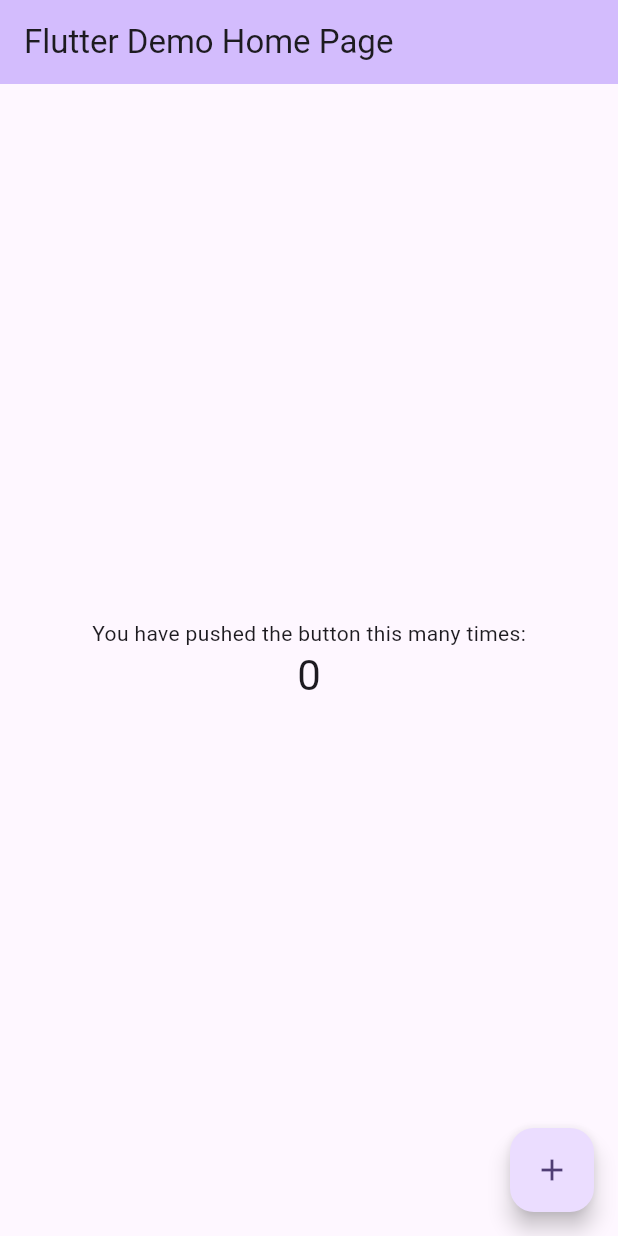
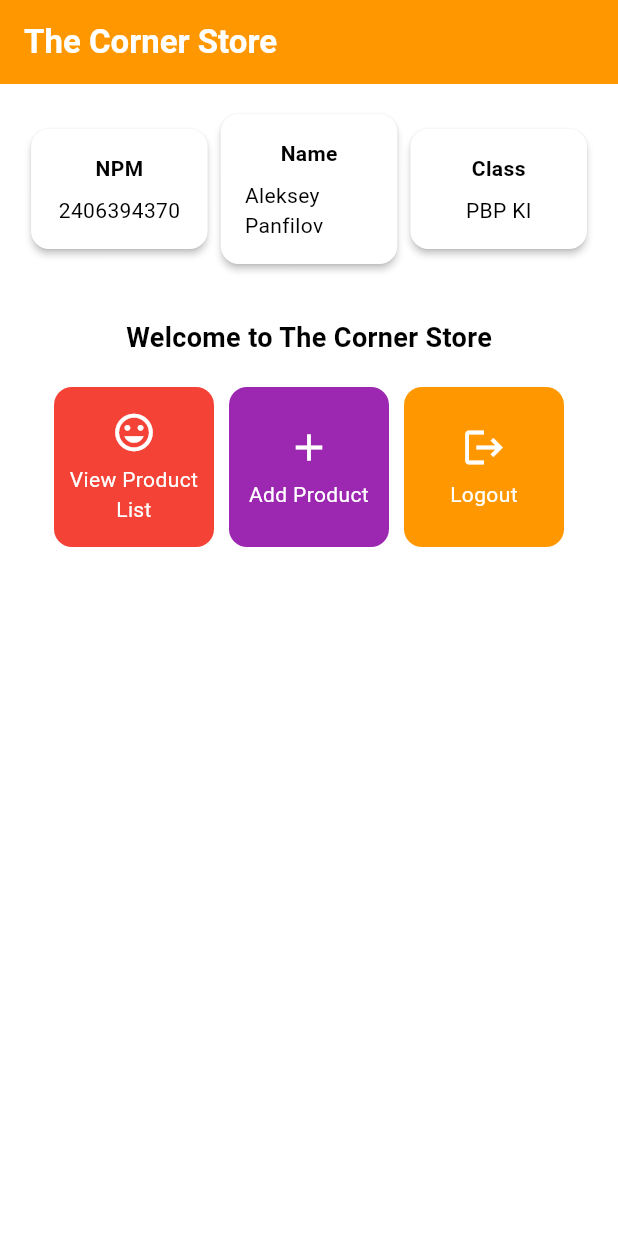
Before and after one commit to ankou-k/corner-store-inventory-mobile, a Flutter app: the screen it shows after launch, on a phone screen of 412 x 824 dp. Run offline on Flutter 3.47's test engine with Material 3 defaults, Android fonts, the light colour scheme and no system bars.

Commit message:
add info and buttons to flutter app

```diff
--- a/lib/main.dart
+++ b/lib/main.dart
@@ -1,4 +1,5 @@
 import 'package:flutter/material.dart';
+import 'package:corner_store_mobile/menu.dart';
 
 void main() {
   runApp(const MyApp());
@@ -28,98 +29,12 @@
         //
         // This works for code too, not just values: Most code changes can be
         // tested with just a hot reload.
-        colorScheme: ColorScheme.fromSeed(seedColor: Colors.deepPurple),
+        colorScheme: ColorScheme.fromSwatch(
+          primarySwatch: Colors.orange,
+        ).copyWith(secondary: Colors.orange[500]),
         useMaterial3: true,
       ),
-      home: const MyHomePage(title: 'Flutter Demo Home Page'),
+      home: MyHomePage(),
     );
   }
 }
-
-class MyHomePage extends StatefulWidget {
-  const MyHomePage({super.key, required this.title});
-
-  // This widget is the home page of your application. It is stateful, meaning
-  // that it has a State object (defined below) that contains fields that affect
-  // how it looks.
-
-  // This class is the configuration for the state. It holds the values (in this
-  // case the title) provided by the parent (in this case the App widget) and
-  // used by the build method of the State. Fields in a Widget subclass are
-  // always marked "final".
-
-  final String title;
-
-  @override
-  State<MyHomePage> createState() => _MyHomePageState();
-}
-
-class _MyHomePageState extends State<MyHomePage> {
-  int _counter = 0;
-
-  void _incrementCounter() {
-    setState(() {
-      // This call to setState tells the Flutter framework that something has
-      // changed in this State, which causes it to rerun the build method below
-      // so that the display can reflect the updated values. If we changed
-      // _counter without calling setState(), then the build method would not be
-      // called again, and so nothing would appear to happen.
-      _counter++;
-    });
-  }
-
-  @override
-  Widget build(BuildContext context) {
-    // This method is rerun every time setState is called, for instance as done
-    // by the _incrementCounter method above.
-    //
-    // The Flutter framework has been optimized to make rerunning build methods
-    // fast, so that you can just rebuild anything that needs updating rather
-    // than having to individually change instances of widgets.
-    return Scaffold(
-      appBar: AppBar(
-        // TRY THIS: Try changing the color here to a specific color (to
-        // Colors.amber, perhaps?) and trigger a hot reload to see the AppBar
-        // change color while the other colors stay the same.
-        backgroundColor: Theme.of(context).colorScheme.inversePrimary,
-        // Here we take the value from the MyHomePage object that was created by
-        // the App.build method, and use it to set our appbar title.
-        title: Text(widget.title),
-      ),
-      body: Center(
-        // Center is a layout widget. It takes a single child and positions it
-        // in the middle of the parent.
-        child: Column(
-          // Column is also a layout widget. It takes a list of children and
-          // arranges them vertically. By default, it sizes itself to fit its
-          // children horizontally, and tries to be as tall as its parent.
-          //
-          // Column has various properties to control how it sizes itself and
-          // how it positions its children. Here we use mainAxisAlignment to
-          // center the children vertically; the main axis here is the vertical
-          // axis because Columns are vertical (the cross axis would be
-          // horizontal).
-          //
-          // TRY THIS: Invoke "debug painting" (choose the "Toggle Debug Paint"
-          // action in the IDE, or press "p" in the console), to see the
-          // wireframe for each widget.
-          mainAxisAlignment: MainAxisAlignment.center,
-          children: <Widget>[
-            const Text(
-              'You have pushed the button this many times:',
-            ),
-            Text(
-              '$_counter',
-              style: Theme.of(context).textTheme.headlineMedium,
-            ),
-          ],
-        ),
-      ),
-      floatingActionButton: FloatingActionButton(
-        onPressed: _incrementCounter,
-        tooltip: 'Increment',
-        child: const Icon(Icons.add),
-      ), // This trailing comma makes auto-formatting nicer for build methods.
-    );
-  }
-}
--- /dev/null
+++ b/lib/menu.dart
@@ -0,0 +1,186 @@
+import 'package:flutter/material.dart';
+
+class MyHomePage extends StatelessWidget {
+    final String npm = '2406394370'; // NPM
+    final String name = 'Aleksey Panfilov'; // Name
+    final String className = 'PBP KI'; // Class
+    final List<ItemHomepage> items = [
+        ItemHomepage("View Product List", Icons.mood, Colors.red),
+        ItemHomepage("Add Product", Icons.add, Colors.purple),
+        ItemHomepage("Logout", Icons.logout, Colors.orange),
+    ];
+
+    MyHomePage({super.key});
+
+    @override
+    Widget build(BuildContext context) {
+	return Scaffold(
+        // AppBar is the top part of the page that displays the title.
+      appBar: AppBar(
+        // The title of the application "The Corner Store" with white text and bold font.
+        title: const Text(
+          'The Corner Store',
+          style: TextStyle(
+            color: Colors.white,
+            fontWeight: FontWeight.bold,
+          ),
+        ),
+        // The background color of the AppBar is obtained from the application theme color scheme.
+        backgroundColor: Theme.of(context).colorScheme.primary,
+      ),
+      // Body of the page with paddings around it.
+      body: Padding(
+        padding: const EdgeInsets.all(16.0),
+        // Place the widget vertically in a column.
+        child: Column(
+          crossAxisAlignment: CrossAxisAlignment.center,
+          children: [
+            // Row to display 3 InfoCard horizontally.
+            Row(
+              mainAxisAlignment: MainAxisAlignment.spaceEvenly,
+              children: [
+                InfoCard(title: 'NPM', content: npm),
+                InfoCard(title: 'Name', content: name),
+                InfoCard(title: 'Class', content: className),
+              ],
+            ),
+
+            // Give a vertical space of 16 units.
+            const SizedBox(height: 16.0),
+
+            // Place the following widget in the center of the page.
+            Center(
+              child: Column(
+                // Place the text and grid item vertically.
+
+                children: [
+                  // Display the welcome message with bold font and size 18.
+                  const Padding(
+                    padding: EdgeInsets.only(top: 16.0),
+                    child: Text(
+                      'Welcome to The Corner Store',
+                      style: TextStyle(
+                        fontWeight: FontWeight.bold,
+                        fontSize: 18.0,
+                      ),
+                    ),
+                  ),
+
+                  // Grid to display ItemCard in a 3 column grid.
+                  GridView.count(
+                    primary: true,
+                    padding: const EdgeInsets.all(20),
+                    crossAxisSpacing: 10,
+                    mainAxisSpacing: 10,
+                    crossAxisCount: 3,
+                    // To ensure that the grid fits its height.
+                    shrinkWrap: true,
+
+                    // Display ItemCard for each item in the items list.
+                    children: items.map((ItemHomepage item) {
+                      return ItemCard(item);
+                    }).toList(),
+                  ),
+                ],
+              ),
+            ),
+          ],
+        ),
+      ),
+	);
+    }
+}
+
+class InfoCard extends StatelessWidget {
+  // Card information that displays the title and content.
+
+  final String title;  // Card title.
+  final String content;  // Card content.
+
+  const InfoCard({super.key, required this.title, required this.content});
+
+  @override
+  Widget build(BuildContext context) {
+    return Card(
+      // Create a card box with a shadow.
+      elevation: 2.0,
+      child: Container(
+        // Set the size and spacing within the card.
+        width: MediaQuery.of(context).size.width / 3.5, // Adjust with the width of the device used.
+        padding: const EdgeInsets.all(16.0),
+        // Place the title and content vertically.
+        child: Column(
+          children: [
+            Text(
+              title,
+              style: const TextStyle(fontWeight: FontWeight.bold),
+            ),
+            const SizedBox(height: 8.0),
+            Text(content),
+          ],
+        ),
+      ),
+    );
+  }
+}
+
+class ItemHomepage {
+    final String name;
+    final IconData icon;
+    final MaterialColor color;
+
+    ItemHomepage(this.name, this.icon, this.color);
+}
+
+class ItemCard extends StatelessWidget {
+  // Display the card with an icon and name.
+
+  final ItemHomepage item;
+
+  const ItemCard(this.item, {super.key});
+
+  @override
+  Widget build(BuildContext context) {
+    return Material(
+      // Specify the background color of the application theme.
+      color: item.color,
+      // Round the card border.
+      borderRadius: BorderRadius.circular(12),
+
+      child: InkWell(
+        // Action when the card is pressed.
+        onTap: () {
+          // Display the SnackBar message when the card is pressed.
+          ScaffoldMessenger.of(context)
+            ..hideCurrentSnackBar()
+            ..showSnackBar(
+              SnackBar(content: Text("You have pressed the ${item.name} button!"))
+            );
+        },
+        // Container to store the Icon and Text
+        child: Container(
+          padding: const EdgeInsets.all(8),
+          child: Center(
+            child: Column(
+              // Place the Icon and Text in the center of the card.
+              mainAxisAlignment: MainAxisAlignment.center,
+              children: [
+                Icon(
+                  item.icon,
+                  color: Colors.white,
+                  size: 30.0,
+                ),
+                const Padding(padding: EdgeInsets.all(3)),
+                Text(
+                  item.name,
+                  textAlign: TextAlign.center,
+                  style: const TextStyle(color: Colors.white),
+                ),
+              ],
+            ),
+          ),
+        ),
+      ),
+    );
+  }
+}
```
Also changed, not shown: 1 other file.
